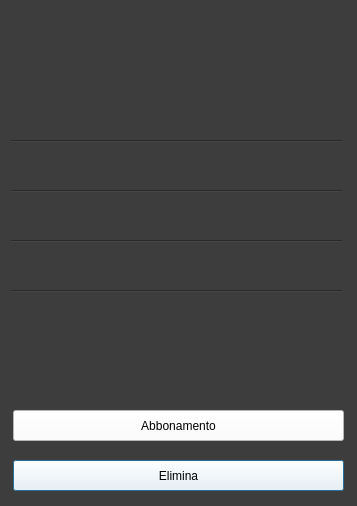
Qt form vistacliente.ui (riccardomalpiedi/parcheggio) before a commit.
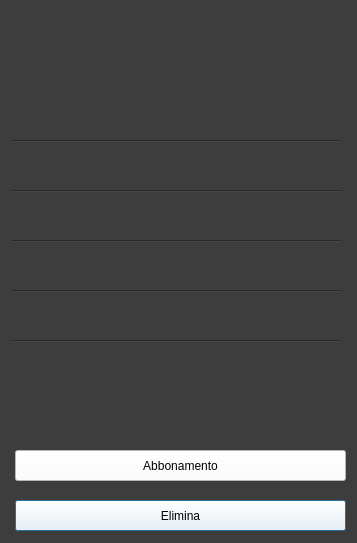
The same form after that commit.

Diff of the .ui file:
```diff
--- a/vistacliente.ui
+++ b/vistacliente.ui
@@ -7,7 +7,7 @@
     <x>0</x>
     <y>0</y>
     <width>357</width>
-    <height>506</height>
+    <height>543</height>
    </rect>
   </property>
   <property name="windowTitle">
@@ -112,8 +112,8 @@
   <widget class="QPushButton" name="elimina_button">
    <property name="geometry">
     <rect>
-     <x>13</x>
-     <y>460</y>
+     <x>15</x>
+     <y>500</y>
      <width>331</width>
      <height>31</height>
     </rect>
@@ -128,8 +128,8 @@
   <widget class="QPushButton" name="abbonamento_button">
    <property name="geometry">
     <rect>
-     <x>13</x>
-     <y>410</y>
+     <x>15</x>
+     <y>450</y>
      <width>331</width>
      <height>31</height>
     </rect>
@@ -180,6 +180,35 @@
     <enum>Qt::Horizontal</enum>
    </property>
   </widget>
+  <widget class="Line" name="line_5">
+   <property name="geometry">
+    <rect>
+     <x>10</x>
+     <y>340</y>
+     <width>331</width>
+     <height>3</height>
+    </rect>
+   </property>
+   <property name="orientation">
+    <enum>Qt::Horizontal</enum>
+   </property>
+  </widget>
+  <widget class="QLabel" name="targa_veicolo_label">
+   <property name="geometry">
+    <rect>
+     <x>10</x>
+     <y>350</y>
+     <width>331</width>
+     <height>31</height>
+    </rect>
+   </property>
+   <property name="styleSheet">
+    <string notr="true">font: 18pt &quot;MS Shell Dlg 2&quot;;</string>
+   </property>
+   <property name="text">
+    <string/>
+   </property>
+  </widget>
  </widget>
  <resources/>
  <connections/>
```
